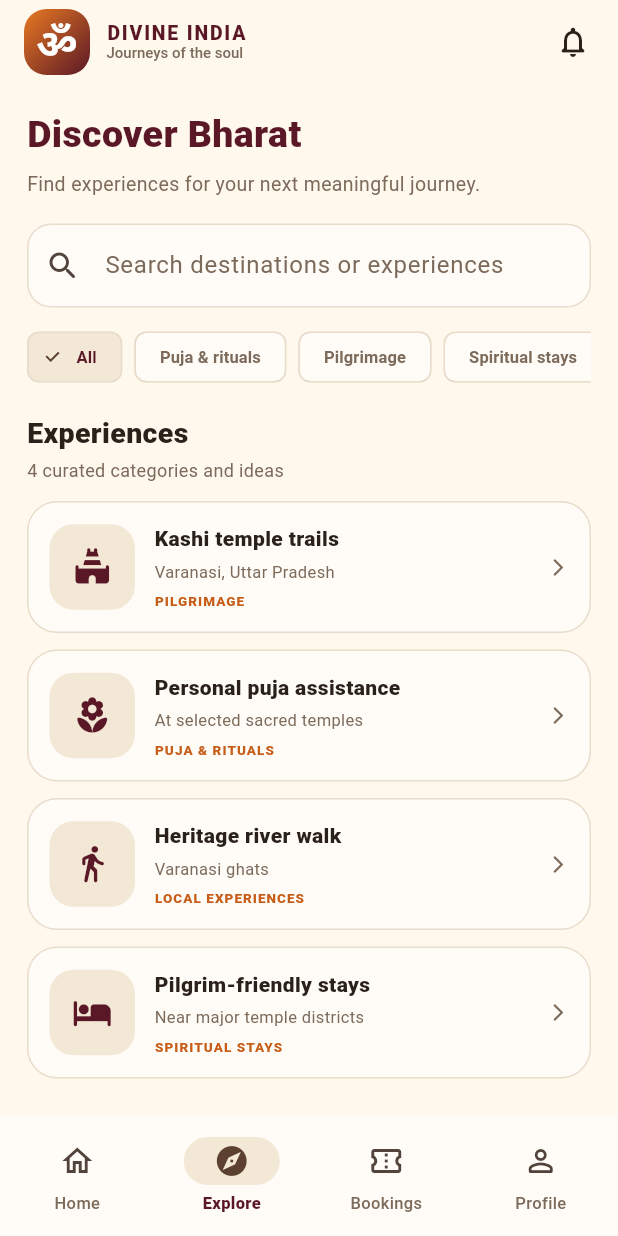
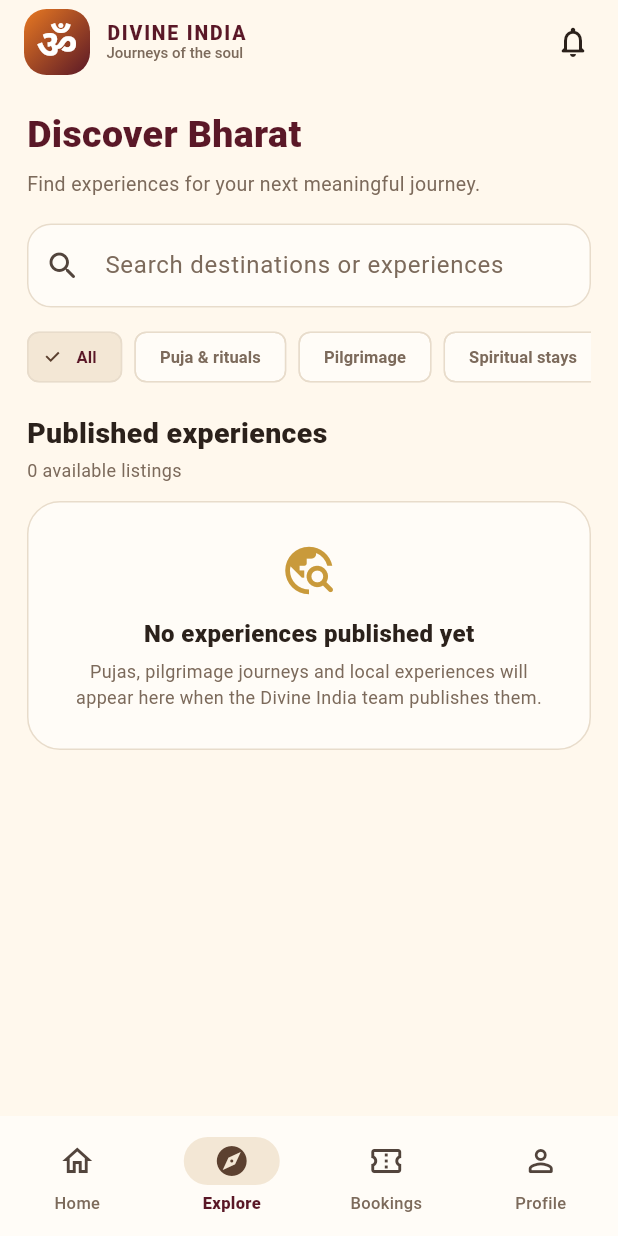
Before and after one commit to mauryasujeet698-svg/Divine-India-, a Flutter app: the screen it shows after launch, item 2 of the bottom bar chosen, on a phone screen of 412 x 824 dp. Run offline on Flutter 3.47's test engine with Material 3 defaults, Android fonts, the phone set to English and light mode, and no system bars; our stand-ins replace flutter_riverpod, go_router, image_picker, supabase_flutter; accounts and stored records are empty.

Commit message:
feat(customer): connect Explore and bookings to Supabase

```diff
--- a/apps/customer/lib/pages/customer_pages.dart
+++ b/apps/customer/lib/pages/customer_pages.dart
@@ -439,72 +439,45 @@ class _DestinationStrip extends StatelessWidget {
   }
 }
 
-class ExplorePage extends StatefulWidget {
+class ExplorePage extends ConsumerStatefulWidget {
   const ExplorePage({super.key});
 
   @override
-  State<ExplorePage> createState() => _ExplorePageState();
+  ConsumerState<ExplorePage> createState() => _ExplorePageState();
 }
 
-class _ExplorePageState extends State<ExplorePage> {
-  final TextEditingController _searchController = TextEditingController();
-  String _selected = 'All';
-
-  static const _categories = [
-    'All',
-    'Puja & rituals',
-    'Pilgrimage',
-    'Spiritual stays',
-    'Local experiences',
-  ];
-
-  static const _experiences = [
-    _Experience('Kashi temple trails', 'Varanasi, Uttar Pradesh', 'Pilgrimage', Icons.temple_hindu_rounded),
-    _Experience('Personal puja assistance', 'At selected sacred temples', 'Puja & rituals', Icons.local_florist_rounded),
-    _Experience('Heritage river walk', 'Varanasi ghats', 'Local experiences', Icons.directions_walk_rounded),
-    _Experience('Pilgrim-friendly stays', 'Near major temple districts', 'Spiritual stays', Icons.hotel_rounded),
-  ];
+class _ExplorePageState extends ConsumerState<ExplorePage> {
+  final _search = TextEditingController();
+  String _category = 'All';
+  static const _categories = ['All', 'Puja & rituals', 'Pilgrimage', 'Spiritual stays', 'Local experiences'];
 
   @override
   void dispose() {
-    _searchController.dispose();
+    _search.dispose();
     super.dispose();
   }
 
   @override
   Widget build(BuildContext context) {
-    final query = _searchController.text.trim().toLowerCase();
-    final visible = _experiences.where((item) {
-      final categoryMatches = _selected == 'All' || item.category == _selected;
-      final searchMatches =
-          query.isEmpty || item.title.toLowerCase().contains(query) || item.location.toLowerCase().contains(query);
-      return categoryMatches && searchMatches;
-    }).toList();
-
+    final listings = ref.watch(publishedServicesProvider);
+    final query = _search.text.trim().toLowerCase();
+    const categoryBySlug = {
+      'puja-rituals': 'Puja & rituals',
+      'pilgrimage': 'Pilgrimage',
+      'spiritual-stays': 'Spiritual stays',
+      'local-experiences': 'Local experiences',
+    };
     return ListView(
       padding: const EdgeInsets.fromLTRB(18, 16, 18, 28),
       children: [
-        const Text(
-          'Discover Bharat',
-          style: TextStyle(
-            color: DivineColors.maroon,
-            fontSize: 25,
-            fontWeight: FontWeight.w900,
-          ),
-        ),
+        const Text('Discover Bharat', style: TextStyle(color: DivineColors.maroon, fontSize: 25, fontWeight: FontWeight.w900)),
         const SizedBox(height: 5),
-        const Text(
-          'Find experiences for your next meaningful journey.',
-          style: TextStyle(color: DivineColors.muted, fontSize: 13),
-        ),
+        const Text('Find experiences for your next meaningful journey.', style: TextStyle(color: DivineColors.muted, fontSize: 13)),
         const SizedBox(height: 17),
         TextField(
-          controller: _searchController,
+          controller: _search,
           onChanged: (_) => setState(() {}),
-          decoration: const InputDecoration(
-            prefixIcon: Icon(Icons.search_rounded),
-            hintText: 'Search destinations or experiences',
-          ),
+          decoration: const InputDecoration(prefixIcon: Icon(Icons.search_rounded), hintText: 'Search destinations or experiences'),
         ),
         const SizedBox(height: 14),
         SizedBox(
@@ -514,155 +487,139 @@ class _ExplorePageState extends State<ExplorePage> {
             itemCount: _categories.length,
             separatorBuilder: (_, index) => const SizedBox(width: 8),
             itemBuilder: (context, index) {
-              final category = _categories[index];
-              final selected = category == _selected;
+              final value = _categories[index];
+              final selected = _category == value;
               return ChoiceChip(
-                label: Text(category),
+                label: Text(value),
                 selected: selected,
-                onSelected: (_) => setState(() => _selected = category),
+                onSelected: (_) => setState(() => _category = value),
                 selectedColor: DivineColors.sand,
-                labelStyle: TextStyle(
-                  color: selected ? DivineColors.maroon : DivineColors.muted,
-                  fontSize: 11,
-                  fontWeight: FontWeight.w700,
-                ),
                 side: const BorderSide(color: DivineColors.border),
+                labelStyle: TextStyle(color: selected ? DivineColors.maroon : DivineColors.muted, fontSize: 11, fontWeight: FontWeight.w700),
               );
             },
           ),
         ),
         const SizedBox(height: 18),
-        DivineSectionHeading(
-          title: 'Experiences',
-          subtitle: '${visible.length} curated categories and ideas',
-        ),
+        listings.when(
+          loading: () => const Center(child: Padding(padding: EdgeInsets.all(28), child: CircularProgressIndicator(color: DivineColors.saffron))),
+          error: (error, stack) => const DivineEmptyState(icon: Icons.cloud_off_rounded, title: 'Catalogue unavailable', message: 'Please check your connection and try again.'),
+          data: (items) {
+            final visible = items.where((item) {
+              final category = categoryBySlug[item.slug] ?? 'All';
+              final categoryMatches = _category == 'All' || category == _category;
+              final queryMatches = query.isEmpty || item.title.toLowerCase().contains(query) || item.shortDescription.toLowerCase().contains(query) || (item.locationName ?? '').toLowerCase().contains(query);
+              return categoryMatches && queryMatches;
+            }).toList();
+            return Column(
+              crossAxisAlignment: CrossAxisAlignment.start,
+              children: [
+                DivineSectionHeading(title: 'Published experiences', subtitle: '${visible.length} available listings'),
                 const SizedBox(height: 12),
                 if (visible.isEmpty)
-          const DivineEmptyState(
-            icon: Icons.search_off_rounded,
-            title: 'No matching experiences',
-            message: 'Try another destination or choose a different category.',
-          )
+                  const DivineEmptyState(icon: Icons.travel_explore_rounded, title: 'No experiences published yet', message: 'Pujas, pilgrimage journeys and local experiences will appear here when the Divine India team publishes them.')
                 else
-          ...visible.map((item) => _ExperienceCard(item: item)),
-      ],
-    );
-  }
-}
-
-class _Experience {
-  const _Experience(this.title, this.location, this.category, this.icon);
-
-  final String title;
-  final String location;
-  final String category;
-  final IconData icon;
-}
-
-class _ExperienceCard extends StatelessWidget {
-  const _ExperienceCard({required this.item});
-
-  final _Experience item;
-
-  @override
-  Widget build(BuildContext context) {
-    return Container(
+                  ...visible.map((item) => Container(
                         margin: const EdgeInsets.only(bottom: 11),
                         padding: const EdgeInsets.all(14),
-      decoration: BoxDecoration(
-        color: DivineColors.surface,
-        borderRadius: BorderRadius.circular(20),
-        border: Border.all(color: DivineColors.border),
-      ),
+                        decoration: BoxDecoration(color: DivineColors.surface, borderRadius: BorderRadius.circular(20), border: Border.all(color: DivineColors.border)),
                         child: Row(
                           children: [
                             Container(
-            width: 57,
-            height: 57,
-            decoration: BoxDecoration(
-              color: DivineColors.sand,
-              borderRadius: BorderRadius.circular(16),
-            ),
-            child: Icon(item.icon, color: DivineColors.maroon, size: 27),
+                              width: 58,
+                              height: 58,
+                              decoration: BoxDecoration(color: DivineColors.sand, borderRadius: BorderRadius.circular(16)),
+                              clipBehavior: Clip.antiAlias,
+                              child: item.imageUrl == null || item.imageUrl!.isEmpty
+                                  ? const Icon(Icons.temple_hindu_rounded, color: DivineColors.maroon, size: 28)
+                                  : Image.network(item.imageUrl!, fit: BoxFit.cover, errorBuilder: (_, error, stack) => const Icon(Icons.temple_hindu_rounded, color: DivineColors.maroon)),
                             ),
                             const SizedBox(width: 13),
                             Expanded(
                               child: Column(
                                 crossAxisAlignment: CrossAxisAlignment.start,
                                 children: [
-                Text(
-                  item.title,
-                  style: const TextStyle(
-                    color: DivineColors.ink,
-                    fontWeight: FontWeight.w800,
-                    fontSize: 14,
-                  ),
-                ),
+                                  Text(item.title, style: const TextStyle(color: DivineColors.ink, fontWeight: FontWeight.w800, fontSize: 14)),
+                                  if (item.locationName?.isNotEmpty ?? false) ...[
+                                    const SizedBox(height: 3),
+                                    Text(item.locationName!, style: const TextStyle(color: DivineColors.muted, fontSize: 11)),
+                                  ],
+                                  if (item.shortDescription.isNotEmpty) ...[
                                     const SizedBox(height: 4),
-                Text(
-                  item.location,
-                  style: const TextStyle(color: DivineColors.muted, fontSize: 11),
-                ),
+                                    Text(item.shortDescription, maxLines: 2, overflow: TextOverflow.ellipsis, style: const TextStyle(color: DivineColors.muted, fontSize: 11)),
+                                  ],
                                   const SizedBox(height: 5),
-                Text(
-                  item.category.toUpperCase(),
-                  style: const TextStyle(
-                    color: DivineColors.saffronDark,
-                    letterSpacing: .7,
-                    fontSize: 9,
-                    fontWeight: FontWeight.w900,
+                                  Text(item.priceFrom == null ? 'Price on request' : 'From ${item.currency} ${item.priceFrom!.toStringAsFixed(0)}', style: const TextStyle(color: DivineColors.saffronDark, fontSize: 10, fontWeight: FontWeight.w800)),
+                                ],
                               ),
                             ),
                           ],
                         ),
+                      )),
+              ],
+            );
+          },
         ),
-          const Icon(Icons.arrow_forward_ios_rounded, size: 14, color: DivineColors.muted),
       ],
-      ),
     );
   }
 }
 
-class CustomerBookingsPage extends StatelessWidget {
+class CustomerBookingsPage extends ConsumerWidget {
   const CustomerBookingsPage({super.key});
 
   @override
-  Widget build(BuildContext context) {
+  Widget build(BuildContext context, WidgetRef ref) {
     final user = divineSupabaseClient?.auth.currentUser;
+    if (user == null) {
       return ListView(
         padding: const EdgeInsets.fromLTRB(18, 20, 18, 28),
         children: [
-        const Text(
-          'My bookings',
-          style: TextStyle(
-            color: DivineColors.maroon,
-            fontSize: 25,
-            fontWeight: FontWeight.w900,
+          const Text('My bookings', style: TextStyle(color: DivineColors.maroon, fontSize: 25, fontWeight: FontWeight.w900)),
+          const SizedBox(height: 6),
+          const Text('Keep your journeys and experiences in one place.', style: TextStyle(color: DivineColors.muted, fontSize: 13)),
+          const SizedBox(height: 22),
+          const DivineEmptyState(icon: Icons.confirmation_number_outlined, title: 'Your journeys will appear here', message: 'Sign in when you are ready to make a booking and track its status.'),
+          const SizedBox(height: 14),
+          FilledButton.icon(onPressed: () => context.push('/sign-in'), icon: const Icon(Icons.login_rounded), label: const Text('Sign in to view bookings')),
+        ],
+      );
+    }
+    final bookings = ref.watch(customerBookingsProvider);
+    return ListView(
+      padding: const EdgeInsets.fromLTRB(18, 20, 18, 28),
+      children: [
+        const Text('My bookings', style: TextStyle(color: DivineColors.maroon, fontSize: 25, fontWeight: FontWeight.w900)),
+        const SizedBox(height: 6),
+        const Text('Track your pujas, trips and experiences.', style: TextStyle(color: DivineColors.muted, fontSize: 13)),
+        const SizedBox(height: 18),
+        bookings.when(
+          loading: () => const Center(child: CircularProgressIndicator(color: DivineColors.saffron)),
+          error: (error, stack) => const DivineEmptyState(icon: Icons.cloud_off_rounded, title: 'Bookings unavailable', message: 'Please check your connection and try again.'),
+          data: (items) => items.isEmpty
+              ? const DivineEmptyState(icon: Icons.temple_hindu_rounded, title: 'No bookings yet', message: 'Your confirmed pujas, trips and experiences will appear here.')
+              : Column(
+                  children: items.map((booking) => Container(
+                        margin: const EdgeInsets.only(bottom: 11),
+                        padding: const EdgeInsets.all(15),
+                        decoration: BoxDecoration(color: DivineColors.surface, borderRadius: BorderRadius.circular(18), border: Border.all(color: DivineColors.border)),
+                        child: Column(
+                          crossAxisAlignment: CrossAxisAlignment.start,
+                          children: [
+                            Row(
+                              children: [
+                                Expanded(child: Text(booking.reference, style: const TextStyle(color: DivineColors.maroon, fontWeight: FontWeight.w900))),
+                                DivineStatusPill(label: booking.status.toUpperCase()),
+                              ],
                             ),
+                            const SizedBox(height: 8),
+                            Text(booking.bookingDate?.toLocal().toString().split('.').first ?? 'Date to be confirmed', style: const TextStyle(color: DivineColors.muted, fontSize: 11)),
+                            const SizedBox(height: 4),
+                            Text('${booking.currency} ${booking.totalAmount.toStringAsFixed(2)} • ${booking.partySize} guest(s)', style: const TextStyle(color: DivineColors.ink, fontWeight: FontWeight.w700, fontSize: 12)),
+                          ],
                         ),
-        const SizedBox(height: 6),
-        const Text(
-          'Keep your journeys and experiences in one place.',
-          style: TextStyle(color: DivineColors.muted, fontSize: 13),
+                      )).toList(),
                 ),
-        const SizedBox(height: 22),
-        if (user == null) ...[
-          const DivineEmptyState(
-            icon: Icons.confirmation_number_outlined,
-            title: 'Your journeys will appear here',
-            message: 'Sign in when you are ready to make a booking and track its status.',
-          ),
-          const SizedBox(height: 14),
-          FilledButton.icon(
-            onPressed: () => context.push('/sign-in'),
-            icon: const Icon(Icons.login_rounded),
-            label: const Text('Sign in to view bookings'),
-          ),
-        ] else
-          const DivineEmptyState(
-            icon: Icons.temple_hindu_rounded,
-            title: 'No bookings yet',
-            message: 'Your confirmed pujas, trips and experiences will appear here.',
         ),
       ],
     );
```
Lines whose indentation alone changed are shown as unchanged.
